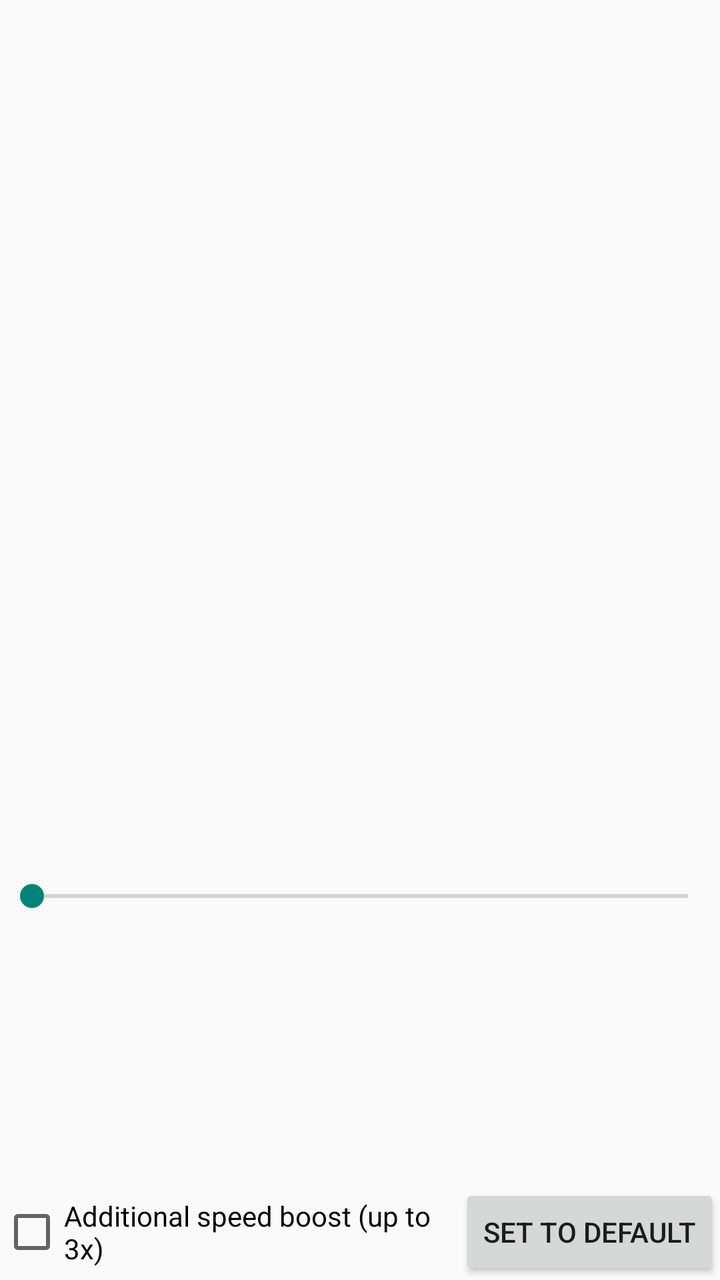
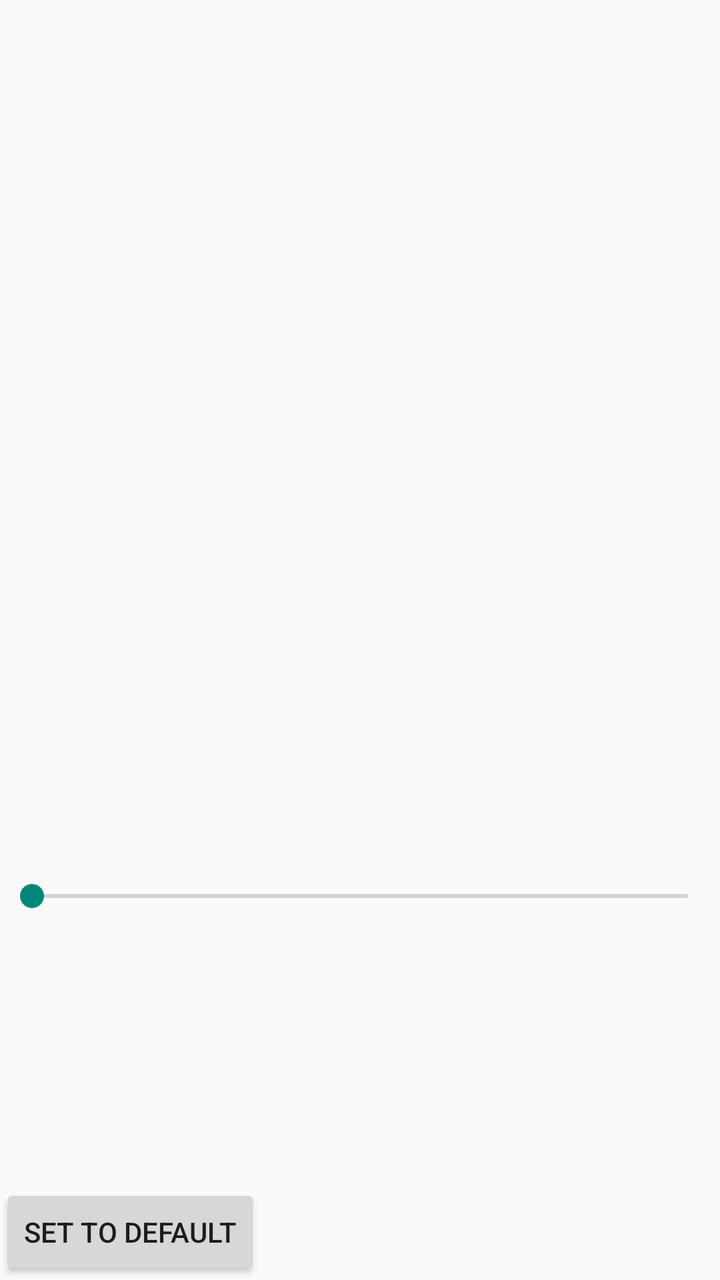

Two renders of the same Android screen: before a commit and after it. Below are the layout's source before the change and the commit's diff.
<!-- AndroidManifest.xml: application theme AppTheme -->
<!-- res/layout/seekbar_preference.xml -->
<?xml version="1.0" encoding="utf-8"?>
<LinearLayout xmlns:android="http://schemas.android.com/apk/res/android"
    android:layout_width="match_parent"
    android:layout_height="match_parent"
    android:orientation="vertical" >

    <TextView
        android:id="@+id/valueText"
        android:layout_width="match_parent"
        android:layout_height="0dp"
        android:layout_weight="1"
        android:layout_marginTop="8dp"
        android:layout_marginBottom="8dp"
        android:gravity="center_horizontal"
        android:textIsSelectable="false"
        android:textAppearance="?android:attr/textAppearanceMedium" />

    <SeekBar
        android:id="@+id/seekBar"
        android:layout_width="match_parent"
        android:layout_height="0dp"
        android:layout_weight="1" />

    <LinearLayout
        android:layout_width="match_parent"
        android:layout_height="wrap_content"
        android:orientation="horizontal"
        android:gravity="center_vertical">

        <CheckBox
            android:id="@+id/rateBoost"
            android:layout_width="0dp"
            android:layout_height="wrap_content"
            android:layout_weight="1"
            android:text="@string/setting_rate_boost" />

        <Button
            android:id="@+id/resetToDefault"
            android:layout_width="wrap_content"
            android:layout_height="wrap_content"
            android:layout_gravity="bottom|end"
            android:text="@string/resetToDefault" />

    </LinearLayout>

</LinearLayout>
<!-- resources referenced by this layout -->
<resources>
  <string name="resetToDefault">Set to default</string>
  <string name="setting_rate_boost">Additional speed boost (up to 3x)</string>
  <style name="AppTheme" parent="android:Theme.Holo.Light.NoActionBar">
      </style>
</resources>

<!-- the commit's change to res/layout/seekbar_preference.xml (unified diff, before → after) -->
@@ -27,13 +27,6 @@
         android:orientation="horizontal"
         android:gravity="center_vertical">
 
-        <CheckBox
-            android:id="@+id/rateBoost"
-            android:layout_width="0dp"
-            android:layout_height="wrap_content"
-            android:layout_weight="1"
-            android:text="@string/setting_rate_boost" />
-
         <Button
             android:id="@+id/resetToDefault"
             android:layout_width="wrap_content"
<!-- resource entries referenced after the edit -->
@@ -1,8 +1,9 @@
 <!-- resources referenced by this layout -->
 <resources>
   <string name="resetToDefault">Set to default</string>
-  <string name="setting_rate_boost">Additional speed boost (up to 3x)</string>
-  <style name="AppTheme" parent="android:Theme.Holo.Light.NoActionBar">
+  <style name="AppTheme" parent="AppThemeLight">
+      </style>
+  <style name="AppThemeLight" parent="android:Theme.Holo.Light.NoActionBar">
       </style>
 </resources>
 
